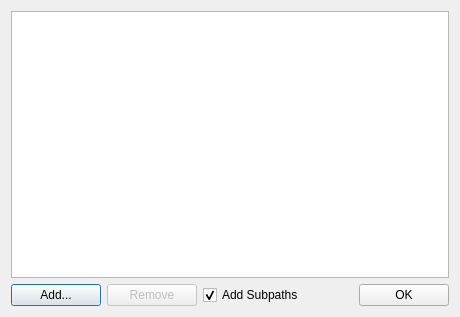
The window that Rimy3D/source/searchpathsdialog.ui (Baltram/rmtools) describes before a commit, drawn with Qt 5.
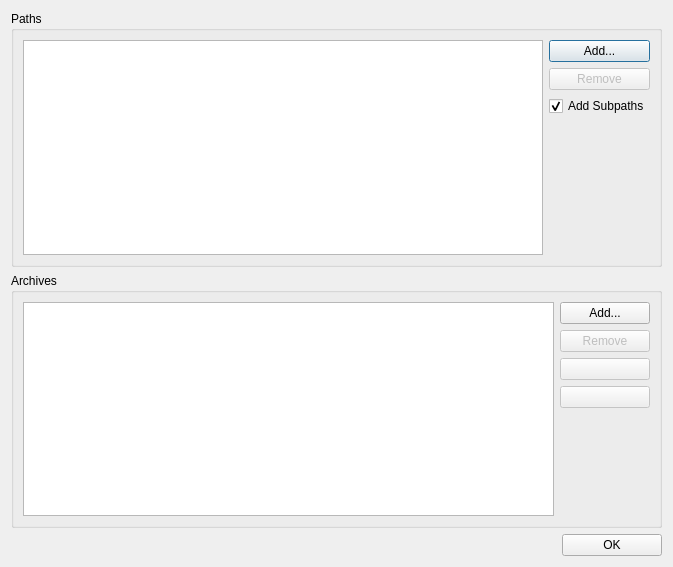
The same window after the commit.

Patch:
```diff
--- a/Rimy3D/source/searchpathsdialog.ui
+++ b/Rimy3D/source/searchpathsdialog.ui
@@ -6,8 +6,8 @@
    <rect>
     <x>0</x>
     <y>0</y>
-    <width>460</width>
-    <height>317</height>
+    <width>673</width>
+    <height>567</height>
    </rect>
   </property>
   <property name="windowTitle">
@@ -15,12 +15,34 @@
   </property>
   <layout class="QVBoxLayout" name="verticalLayout_2">
    <item>
-    <widget class="QListWidget" name="listWidget"/>
+    <widget class="QGroupBox" name="gbPaths">
+     <property name="sizePolicy">
+      <sizepolicy hsizetype="Preferred" vsizetype="Expanding">
+       <horstretch>0</horstretch>
+       <verstretch>0</verstretch>
+      </sizepolicy>
+     </property>
+     <property name="title">
+      <string>Paths</string>
+     </property>
+     <layout class="QHBoxLayout" name="horizontalLayout_2">
+      <item>
+       <widget class="QListWidget" name="lwPaths">
+        <property name="sizePolicy">
+         <sizepolicy hsizetype="Expanding" vsizetype="Expanding">
+          <horstretch>0</horstretch>
+          <verstretch>0</verstretch>
+         </sizepolicy>
+        </property>
+        <property name="sortingEnabled">
+         <bool>true</bool>
+        </property>
+       </widget>
    </item>
    <item>
-    <layout class="QHBoxLayout" name="horizontalLayout">
+       <layout class="QVBoxLayout" name="vl1">
      <item>
-      <widget class="QPushButton" name="pushButton">
+         <widget class="QPushButton" name="pbAddPath">
        <property name="minimumSize">
         <size>
          <width>90</width>
@@ -33,7 +55,7 @@
       </widget>
      </item>
      <item>
-      <widget class="QPushButton" name="pushButton_2">
+         <widget class="QPushButton" name="pbRemovePath">
        <property name="enabled">
         <bool>false</bool>
        </property>
@@ -49,7 +71,19 @@
       </widget>
      </item>
      <item>
-      <widget class="QCheckBox" name="checkBox">
+         <widget class="QCheckBox" name="cbAddSubpaths">
+          <property name="sizePolicy">
+           <sizepolicy hsizetype="Minimum" vsizetype="Fixed">
+            <horstretch>0</horstretch>
+            <verstretch>0</verstretch>
+           </sizepolicy>
+          </property>
+          <property name="maximumSize">
+           <size>
+            <width>16777215</width>
+            <height>16777215</height>
+           </size>
+          </property>
        <property name="text">
         <string>Add Subpaths</string>
        </property>
@@ -59,7 +93,121 @@
       </widget>
      </item>
      <item>
-      <spacer name="horizontalSpacer">
+         <spacer name="vs1">
+          <property name="orientation">
+           <enum>Qt::Vertical</enum>
+          </property>
+          <property name="sizeType">
+           <enum>QSizePolicy::Expanding</enum>
+          </property>
+          <property name="sizeHint" stdset="0">
+           <size>
+            <width>20</width>
+            <height>40</height>
+           </size>
+          </property>
+         </spacer>
+        </item>
+       </layout>
+      </item>
+     </layout>
+    </widget>
+   </item>
+   <item>
+    <widget class="QGroupBox" name="gbArchives">
+     <property name="sizePolicy">
+      <sizepolicy hsizetype="Preferred" vsizetype="Expanding">
+       <horstretch>0</horstretch>
+       <verstretch>0</verstretch>
+      </sizepolicy>
+     </property>
+     <property name="title">
+      <string>Archives</string>
+     </property>
+     <layout class="QHBoxLayout" name="horizontalLayout_3">
+      <item>
+       <widget class="QListWidget" name="lwArchives">
+        <property name="sizePolicy">
+         <sizepolicy hsizetype="Expanding" vsizetype="Expanding">
+          <horstretch>0</horstretch>
+          <verstretch>0</verstretch>
+         </sizepolicy>
+        </property>
+        <property name="sortingEnabled">
+         <bool>false</bool>
+        </property>
+       </widget>
+      </item>
+      <item>
+       <layout class="QVBoxLayout" name="vl2">
+        <item>
+         <widget class="QPushButton" name="pbAddArchive">
+          <property name="minimumSize">
+           <size>
+            <width>90</width>
+            <height>0</height>
+           </size>
+          </property>
+          <property name="text">
+           <string>Add...</string>
+          </property>
+         </widget>
+        </item>
+        <item>
+         <widget class="QPushButton" name="pbRemoveArchive">
+          <property name="enabled">
+           <bool>false</bool>
+          </property>
+          <property name="text">
+           <string>Remove</string>
+          </property>
+         </widget>
+        </item>
+        <item>
+         <widget class="QPushButton" name="pbUp">
+          <property name="enabled">
+           <bool>false</bool>
+          </property>
+          <property name="text">
+           <string/>
+          </property>
+         </widget>
+        </item>
+        <item>
+         <widget class="QPushButton" name="pbDown">
+          <property name="enabled">
+           <bool>false</bool>
+          </property>
+          <property name="text">
+           <string/>
+          </property>
+         </widget>
+        </item>
+        <item>
+         <spacer name="vs2">
+          <property name="orientation">
+           <enum>Qt::Vertical</enum>
+          </property>
+          <property name="sizeType">
+           <enum>QSizePolicy::Expanding</enum>
+          </property>
+          <property name="sizeHint" stdset="0">
+           <size>
+            <width>20</width>
+            <height>40</height>
+           </size>
+          </property>
+         </spacer>
+        </item>
+       </layout>
+      </item>
+     </layout>
+    </widget>
+   </item>
+   <item>
+    <layout class="QHBoxLayout" name="hl1">
+     <item>
+      <spacer name="hs1">
        <property name="orientation">
         <enum>Qt::Horizontal</enum>
        </property>
@@ -72,10 +220,10 @@
       </spacer>
      </item>
      <item>
-      <widget class="QPushButton" name="pushButton_3">
+      <widget class="QPushButton" name="pbOk">
        <property name="minimumSize">
         <size>
-         <width>90</width>
+         <width>100</width>
          <height>0</height>
         </size>
        </property>
```
Lines whose indentation alone changed are shown as unchanged.
